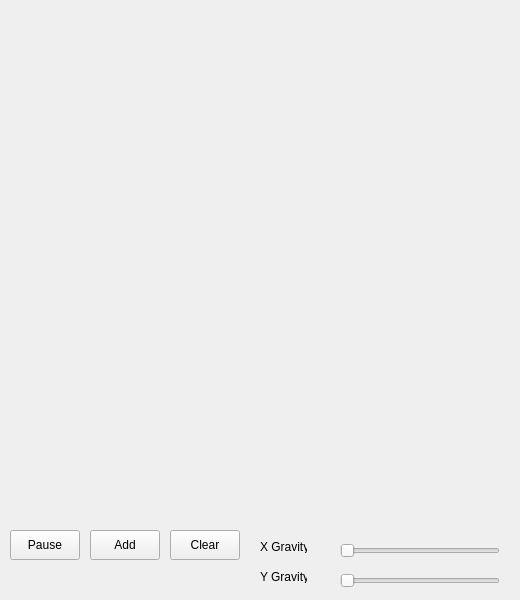
First picture: the form in balls/mainwindow.ui, repository MikeKneeB/BallSimulation, before the edit.
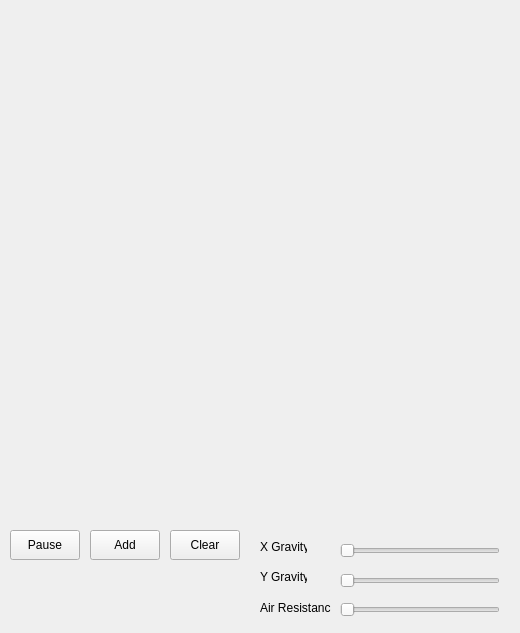
Second picture: the form after the edit.

What changed in the file:
```diff
--- a/balls/mainwindow.ui
+++ b/balls/mainwindow.ui
@@ -7,7 +7,7 @@
     <x>0</x>
     <y>0</y>
     <width>520</width>
-    <height>600</height>
+    <height>633</height>
    </rect>
   </property>
   <property name="windowTitle">
@@ -105,6 +105,32 @@
      <string>Clear</string>
     </property>
    </widget>
+   <widget class="QSlider" name="horizontalSlider_3">
+    <property name="geometry">
+     <rect>
+      <x>340</x>
+      <y>600</y>
+      <width>160</width>
+      <height>19</height>
+     </rect>
+    </property>
+    <property name="orientation">
+     <enum>Qt::Horizontal</enum>
+    </property>
+   </widget>
+   <widget class="QLabel" name="label_3">
+    <property name="geometry">
+     <rect>
+      <x>260</x>
+      <y>600</y>
+      <width>71</width>
+      <height>16</height>
+     </rect>
+    </property>
+    <property name="text">
+     <string>Air Resistance</string>
+    </property>
+   </widget>
   </widget>
  </widget>
  <layoutdefault spacing="6" margin="11"/>
```
